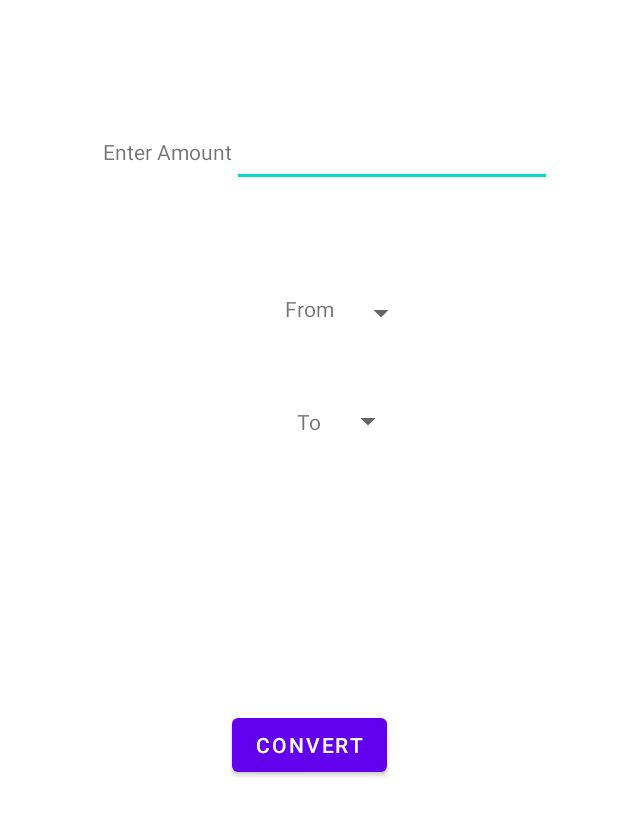
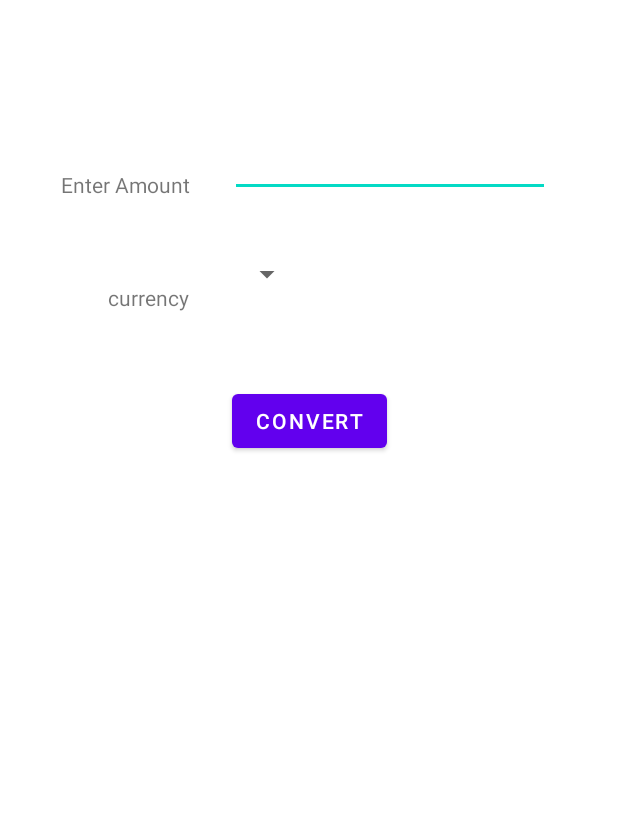
Before and after one commit to ElieBadari/Currency-Converter, an Android app: the screen it shows after launch (MainActivity), on a phone screen of 412 x 824 dp, the part 239-1075 px from its top. Run offline under Robolectric (Android 15) with nearby library versions, the light colour scheme and no system bars.

Commit message:
moddified spinners and text (visual only) and instantiated and linked var to element

```diff
--- a/app/src/main/java/com/example/currencyconverter/MainActivity.java
+++ b/app/src/main/java/com/example/currencyconverter/MainActivity.java
@@ -3,19 +3,25 @@ package com.example.currencyconverter;
 import androidx.appcompat.app.AppCompatActivity;
 
 import android.os.Bundle;
-import android.text.Editable;
 import android.view.View;
+import android.widget.Button;
 import android.widget.EditText;
+import android.widget.Spinner;
 import android.widget.Toast;
 
 public class MainActivity extends AppCompatActivity {
 
     EditText money_amount;
+    Spinner sp1;
+    Button b1;
+
     @Override
     protected void onCreate(Bundle savedInstanceState) {
         super.onCreate(savedInstanceState);
         setContentView(R.layout.activity_main);
         money_amount = (EditText)findViewById(R.id.money);//links the variable money_amount to the element Text
+        sp1 = (Spinner) findViewById(R.id.currency_sp);
+        b1 = (Button) findViewById(R.id.button);
     }
 
     public void convert(View v){
--- a/app/src/main/res/layout/activity_main.xml
+++ b/app/src/main/res/layout/activity_main.xml
@@ -5,6 +5,7 @@
     android:layout_width="match_parent"
     android:layout_height="match_parent"
     tools:context=".MainActivity">
+
 
     <TextView
         android:id="@+id/textView"
@@ -17,7 +18,8 @@
         app:layout_constraintLeft_toLeftOf="parent"
         app:layout_constraintRight_toRightOf="parent"
         app:layout_constraintTop_toTopOf="parent"
-        app:layout_constraintVertical_bias="0.1000000" />
+        app:layout_constraintHorizontal_bias="0.5"
+        app:layout_constraintVertical_bias="0.1" />
 
     <Button
         android:id="@+id/button"
@@ -30,7 +32,7 @@
         app:layout_constraintHorizontal_bias="0.5"
         app:layout_constraintStart_toStartOf="parent"
         app:layout_constraintTop_toTopOf="parent"
-        app:layout_constraintVertical_bias="0.8" />
+        app:layout_constraintVertical_bias="0.5" />
 
     <EditText
         android:id="@+id/money"
@@ -42,70 +44,46 @@
         android:minHeight="48dp"
         app:layout_constraintBottom_toBottomOf="parent"
         app:layout_constraintEnd_toEndOf="parent"
-        app:layout_constraintHorizontal_bias="0.0"
-        app:layout_constraintStart_toEndOf="@+id/textView2"
+        app:layout_constraintHorizontal_bias="0.373"
+        app:layout_constraintStart_toEndOf="@+id/amount"
         app:layout_constraintTop_toTopOf="parent"
-        app:layout_constraintVertical_bias="0.25"
+        app:layout_constraintVertical_bias="0.259"
         tools:ignore="SpeakableTextPresentCheck" />
 
-
-
     <TextView
-        android:id="@+id/textView2"
+        android:id="@+id/amount"
         android:layout_width="wrap_content"
         android:layout_height="wrap_content"
-        android:text="Enter Amount"
+        android:text="@string/enter_amount"
         app:layout_constraintBottom_toBottomOf="parent"
         app:layout_constraintEnd_toEndOf="parent"
-        app:layout_constraintHorizontal_bias="0.211"
+        app:layout_constraintHorizontal_bias="0.125"
         app:layout_constraintStart_toStartOf="parent"
         app:layout_constraintTop_toTopOf="parent"
-        app:layout_constraintVertical_bias="0.26" />
+        app:layout_constraintVertical_bias="0.289" />
 
     <Spinner
-        android:id="@+id/spinner"
+        android:id="@+id/currency_sp"
         android:layout_width="wrap_content"
         android:layout_height="wrap_content"
         android:minHeight="48dp"
         app:layout_constraintBottom_toBottomOf="parent"
         app:layout_constraintEnd_toEndOf="parent"
-        app:layout_constraintHorizontal_bias="0.05"
-        app:layout_constraintStart_toEndOf="@+id/from_amount"
+        app:layout_constraintHorizontal_bias="0.118"
+        app:layout_constraintStart_toEndOf="@+id/currency"
         app:layout_constraintTop_toTopOf="parent"
-        app:layout_constraintVertical_bias="0.4" />
+        app:layout_constraintVertical_bias="0.364" />
 
     <TextView
-        android:id="@+id/from_amount"
+        android:id="@+id/currency"
         android:layout_width="wrap_content"
         android:layout_height="wrap_content"
-        android:text="From"
+        android:text="@string/currency"
         app:layout_constraintBottom_toBottomOf="parent"
         app:layout_constraintEnd_toEndOf="parent"
+        app:layout_constraintHorizontal_bias="0.201"
         app:layout_constraintStart_toStartOf="parent"
         app:layout_constraintTop_toTopOf="parent"
-        app:layout_constraintVertical_bias="0.4" />
-
-    <Spinner
-        android:id="@+id/spinner2"
-        android:layout_width="wrap_content"
-        android:layout_height="wrap_content"
-        android:minHeight="48dp"
-        app:layout_constraintBottom_toBottomOf="parent"
-        app:layout_constraintEnd_toEndOf="parent"
-        app:layout_constraintHorizontal_bias="0.05"
-        app:layout_constraintStart_toEndOf="@+id/to_amount"
-        app:layout_constraintTop_toTopOf="parent"
-        app:layout_constraintVertical_bias="0.5" />
-
-    <TextView
-        android:id="@+id/to_amount"
-        android:layout_width="wrap_content"
-        android:layout_height="wrap_content"
-        android:text="To"
-        app:layout_constraintBottom_toBottomOf="parent"
-        app:layout_constraintEnd_toEndOf="parent"
-        app:layout_constraintStart_toStartOf="parent"
-        app:layout_constraintTop_toTopOf="parent"
-        app:layout_constraintVertical_bias="0.5" />
+        app:layout_constraintVertical_bias="0.39" />
 
 </androidx.constraintlayout.widget.ConstraintLayout>
--- a/app/src/main/res/values/strings.xml
+++ b/app/src/main/res/values/strings.xml
@@ -3,4 +3,8 @@
     <string name="currency_converter">Currency Converter</string>
     <string name="convert">Convert</string>
     <string name="enter_amount">Enter Amount</string>
+    <string name="to">To</string>
+    <string name="from">From</string>
+    <string name="enter_amount">Enter Amount</string>
+    <string name="currency">currency</string>
 </resources>
```
